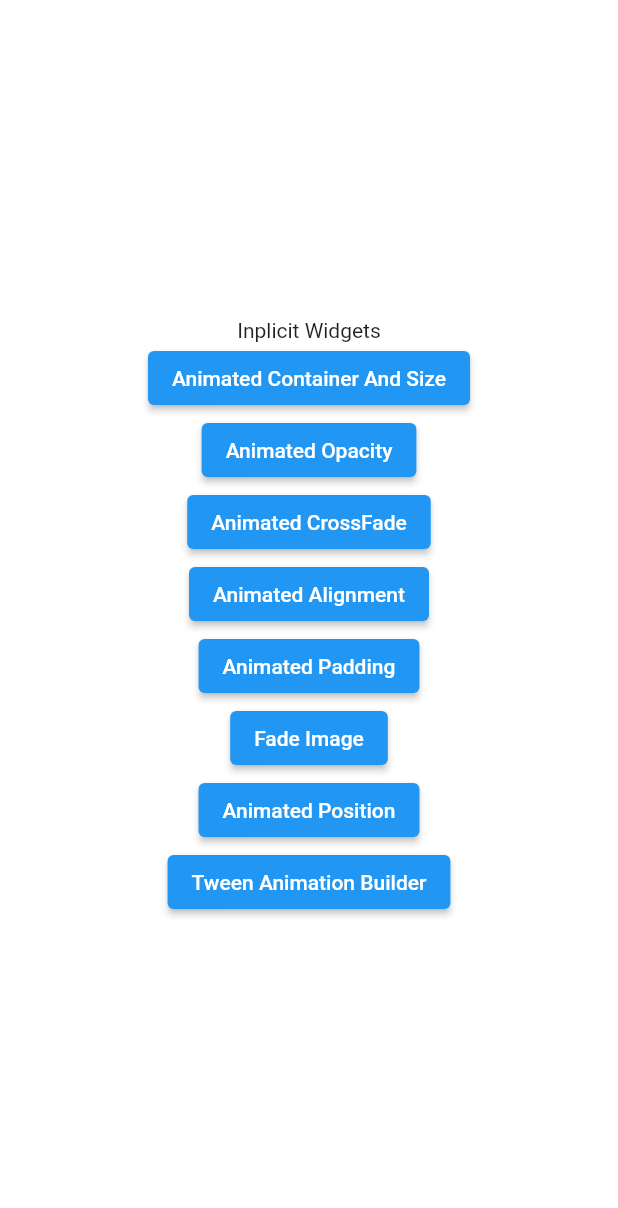
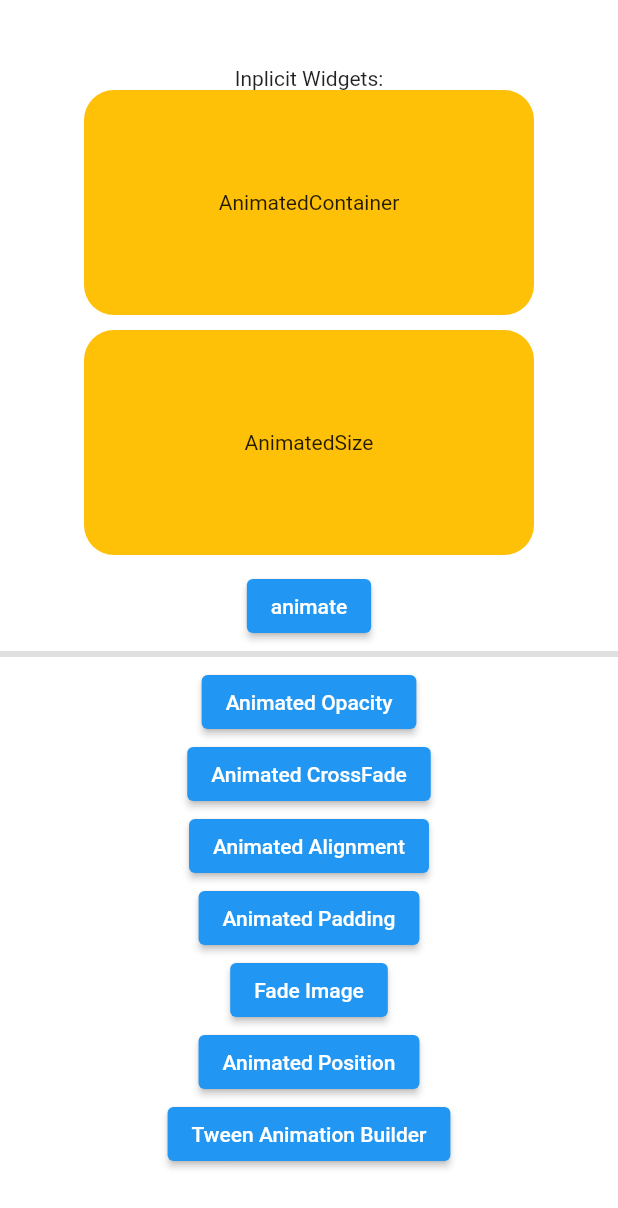
Before and after one commit to alirezat66/flutter_animations, a Flutter app: the screen it shows after launch, on a phone screen of 412 x 824 dp. Shown: the top 1208 px of the screen. Run offline on Flutter 3.47's test engine with Material 2 defaults, Android fonts, the phone set to English and light mode, and no system bars; our stand-ins replace iconly.

Commit message:
change container screen to container widge

```diff
--- a/lib/main.dart
+++ b/lib/main.dart
@@ -1,5 +1,5 @@
 import 'package:animation_training/screen/animation_alignment_screen.dart';
-import 'package:animation_training/screen/animation_container_screen.dart';
+import 'package:animation_training/screen/animation_container_widget.dart';
 import 'package:animation_training/screen/animation_cross_fade_screen.dart';
 import 'package:animation_training/screen/animation_fade_screen.dart';
 import 'package:animation_training/screen/animation_opacity_screen.dart';
@@ -24,7 +24,7 @@ class MyApp extends StatelessWidget {
       initialRoute: 'home',
       routes: {
         'home': (context) => HomeScreen(),
-        'container': (context) => AnimationContainerScreen(),
+        'container': (context) => AnimationContainerWidget(),
         'opacity': (context) => OpacityAnimationScreen(),
         'crossfade': (context) => CrossFadeAnimationScreen(),
         'alignment': (context) => AlignmentAnimationScreen(),
--- /dev/null
+++ b/lib/screen/animation_container_widget.dart
@@ -0,0 +1,66 @@
+import 'package:flutter/material.dart';
+
+class AnimationContainerWidget extends StatefulWidget {
+  const AnimationContainerWidget({Key? key}) : super(key: key);
+
+  @override
+  _AnimationContainerWidgetState createState() =>
+      _AnimationContainerWidgetState();
+}
+
+class _AnimationContainerWidgetState extends State<AnimationContainerWidget>
+    with TickerProviderStateMixin {
+  double width = 300;
+  double height = 150;
+  double radius = 20;
+  Color color = Colors.amber;
+  @override
+  Widget build(BuildContext context) {
+    return Center(
+      child: Column(
+        mainAxisSize: MainAxisSize.max,
+        mainAxisAlignment: MainAxisAlignment.center,
+        crossAxisAlignment: CrossAxisAlignment.center,
+        children: [
+          AnimatedContainer(
+            curve: Curves.easeInToLinear,
+            duration: Duration(milliseconds: 600),
+            width: width,
+            height: height,
+            decoration: BoxDecoration(
+              borderRadius: BorderRadius.circular(radius),
+              color: color,
+            ),
+            child: Center(child: Text('AnimatedContainer')),
+          ),
+          SizedBox(height: 10),
+          AnimatedSize(
+            duration: Duration(milliseconds: 600),
+            vsync: this,
+            child: Container(
+              width: width,
+              height: height,
+              decoration: BoxDecoration(
+                borderRadius: BorderRadius.circular(radius),
+                color: color,
+              ),
+              child: Center(child: Text('AnimatedSize')),
+            ),
+          ),
+          SizedBox(height: 10),
+          ElevatedButton(
+              onPressed: () {
+                setState(() {
+                  width = width == 300 ? 250 : 300;
+                  height = height == 150 ? 200 : 150;
+                  color =
+                      color == Colors.amber ? Colors.redAccent : Colors.amber;
+                  radius = radius == 20 ? 5 : 20;
+                });
+              },
+              child: Text('animate')),
+        ],
+      ),
+    );
+  }
+}
--- a/lib/screen/home_screen.dart
+++ b/lib/screen/home_screen.dart
@@ -1,3 +1,4 @@
+import 'package:animation_training/screen/animation_container_widget.dart';
 import 'package:flutter/material.dart';
 
 class HomeScreen extends StatelessWidget {
@@ -9,17 +10,17 @@ class HomeScreen extends StatelessWidget {
       backgroundColor: Colors.white,
       body: SafeArea(
         child: Center(
+          child: SingleChildScrollView(
             child: Column(
               mainAxisSize: MainAxisSize.max,
               mainAxisAlignment: MainAxisAlignment.center,
               crossAxisAlignment: CrossAxisAlignment.center,
               children: [
-              Text('Inplicit Widgets'),
-              ElevatedButton(
-                  onPressed: () {
-                    Navigator.pushNamed(context, 'container');
-                  },
-                  child: Text('Animated Container And Size')),
+                Text('Inplicit Widgets:'),
+                AnimationContainerWidget(),
+                Divider(
+                  thickness: 4,
+                ),
                 ElevatedButton(
                     onPressed: () {
                       Navigator.pushNamed(context, 'opacity');
@@ -57,6 +58,7 @@ class HomeScreen extends StatelessWidget {
             ),
           ),
         ),
+      ),
     );
   }
 }
```
Also changed, not shown: lib/screen/animation_container_screen.dart (deleted, +0 -82 lines). Lines whose indentation alone changed are shown as unchanged.
